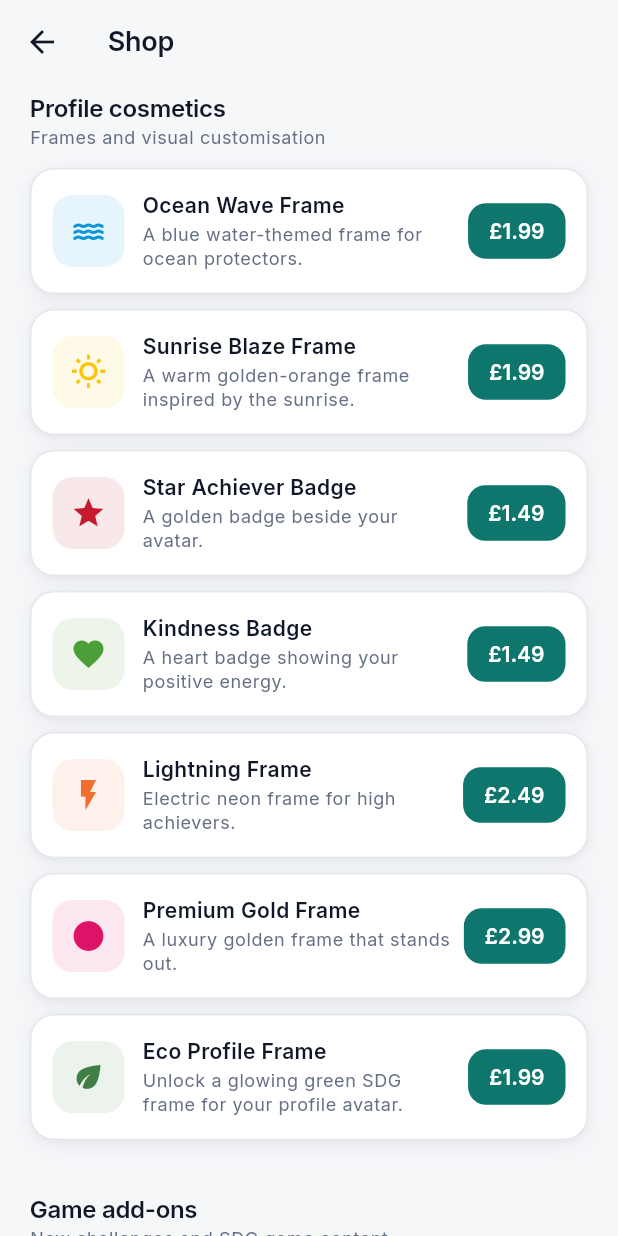
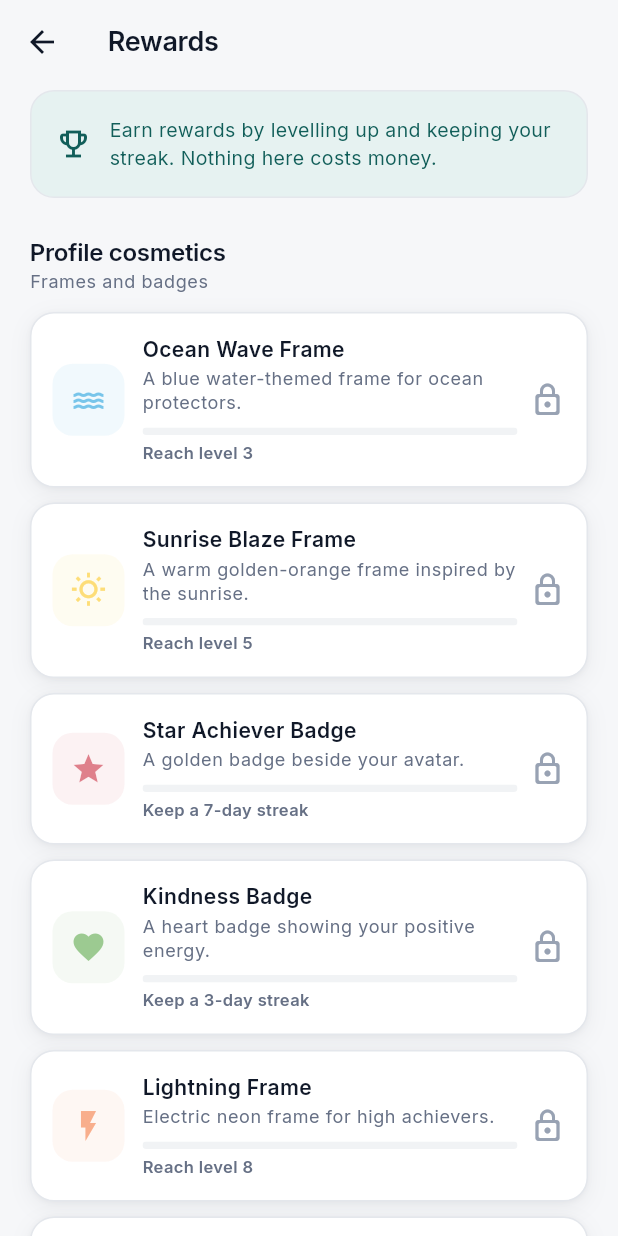
Before and after one commit to seore/SDG-App, a Flutter app: the ShopScreen screen opened by its route, on a phone screen of 412 x 824 dp. Run offline on Flutter 3.47's test engine with Material 3 defaults, Android fonts, the phone set to English and light mode, and no system bars; our stand-ins replace app_links, flutter_map, flutter_secure_storage, geolocator, google_fonts, image_picker and 3 more; accounts and stored records are empty.

Commit message:
Turn the shop into rewards earned through play
- Every item unlocks at a level or streak (no prices, no payments)
- Server enforces requirements (403 'locked' with a clear message)
- Rewards screen shows progress towards each item and an Unlock button
  when ready; 'Shop' renamed to 'Rewards' across the app

Co-Authored-By: Claude Opus 5.5 <noreply@anthropic.com>

```diff
--- a/goalquest/lib/data/shop_packs.dart
+++ b/goalquest/lib/data/shop_packs.dart
@@ -7,7 +7,9 @@ class ShopPacks {
   final String productId;
   final int sdgNumber;
   final IconData icon;
-  final int priceCents;
+
+  /// Rewards are earned through play: a level or a streak to reach.
+  final RewardUnlock unlock;
 
   const ShopPacks({
     required this.id,
@@ -16,8 +18,20 @@ class ShopPacks {
     required this.productId,
     required this.sdgNumber,
     required this.icon,
-    required this.priceCents,
+    required this.unlock,
   });
+}
+
+enum UnlockType { level, streak }
+
+class RewardUnlock {
+  final UnlockType type;
+  final int value;
+  const RewardUnlock.level(this.value) : type = UnlockType.level;
+  const RewardUnlock.streak(this.value) : type = UnlockType.streak;
+
+  String get label =>
+      type == UnlockType.level ? 'Reach level $value' : 'Keep a $value-day streak';
 }
 
 const List<ShopPacks> kShopPacks = [
@@ -28,7 +42,7 @@ const List<ShopPacks> kShopPacks = [
     productId: 'cosmetic_ocean_frame',
     sdgNumber: 14,
     icon: Icons.water,
-    priceCents: 199,
+    unlock: RewardUnlock.level(3),
   ),
   ShopPacks(
     id: 'cosmetic_sunrise_frame',
@@ -37,7 +51,7 @@ const List<ShopPacks> kShopPacks = [
     productId: 'cosmetic_sunrise_frame',
     sdgNumber: 7,
     icon: Icons.wb_sunny_outlined,
-    priceCents: 199,
+    unlock: RewardUnlock.level(5),
   ),
   ShopPacks(
     id: 'cosmetic_star_badge',
@@ -46,7 +60,7 @@ const List<ShopPacks> kShopPacks = [
     productId: 'cosmetic_star_badge',
     sdgNumber: 4,
     icon: Icons.star,
-    priceCents: 149,
+    unlock: RewardUnlock.streak(7),
   ),
   ShopPacks(
     id: 'cosmetic_heart_badge',
@@ -55,7 +69,7 @@ const List<ShopPacks> kShopPacks = [
     productId: 'cosmetic_heart_badge',
     sdgNumber: 3,
     icon: Icons.favorite,
-    priceCents: 149,
+    unlock: RewardUnlock.streak(3),
   ),
   ShopPacks(
     id: 'cosmetic_lightning_frame',
@@ -64,16 +78,16 @@ const List<ShopPacks> kShopPacks = [
     productId: 'cosmetic_lightning_frame',
     sdgNumber: 9,
     icon: Icons.flash_on,
-    priceCents: 249,
+    unlock: RewardUnlock.level(8),
   ),
   ShopPacks(
     id: 'cosmetic_gold_frame',
-    title: 'Premium Gold Frame',
+    title: 'Gold Frame',
     description: 'A luxury golden frame that stands out.',
     productId: 'cosmetic_gold_frame',
     sdgNumber: 10,
     icon: Icons.circle,
-    priceCents: 299,
+    unlock: RewardUnlock.level(12),
   ),
   ShopPacks(
     id: 'cosmetic_eco_frame',
@@ -82,7 +96,7 @@ const List<ShopPacks> kShopPacks = [
     productId: 'cosmetic_eco_frame', // match App Store IAP id later
     sdgNumber: 13,
     icon: Icons.eco,
-    priceCents: 199,
+    unlock: RewardUnlock.level(2),
   ),
   ShopPacks(
     id: 'dlc_trash_advanced',
@@ -91,7 +105,7 @@ const List<ShopPacks> kShopPacks = [
     productId: 'dlc_trash_advanced',
     sdgNumber: 12,
     icon: Icons.recycling,
-    priceCents: 299,
+    unlock: RewardUnlock.level(4),
   ),
   ShopPacks(
     id: 'dlc_water_city',
@@ -100,6 +114,6 @@ const List<ShopPacks> kShopPacks = [
     productId: 'dlc_water_city',
     sdgNumber: 6,
     icon: Icons.water_drop_outlined,
-    priceCents: 299,
+    unlock: RewardUnlock.level(6),
   ),
 ];
--- a/goalquest/lib/screens/home_screen.dart
+++ b/goalquest/lib/screens/home_screen.dart
@@ -451,8 +451,8 @@ class _ExploreGrid extends StatelessWidget {
         route: '/impactDashboard',
       ),
       _ExploreTileData(
-        title: 'Shop',
-        subtitle: 'Frames and packs',
+        title: 'Rewards',
+        subtitle: 'Unlock frames by playing',
         icon: Icons.storefront_rounded,
         color: Color(0xFF6D28D9),
         route: '/shop',
--- a/goalquest/lib/screens/mini_games_screen.dart
+++ b/goalquest/lib/screens/mini_games_screen.dart
@@ -67,7 +67,7 @@ const List<MiniGameConfig> _miniGames = [
   MiniGameConfig(
     id: 'trash_sort_advanced',
     title: 'Trash Sorter: Advanced Pack',
-    subtitle: 'More items & bins (premium).',
+    subtitle: 'More items & bins. Unlocks at level 4.',
     sdgNumber: 12,
     icon: Icons.recycling_outlined,
     available: true,
@@ -416,7 +416,7 @@ class _GameCard extends StatelessWidget {
                       if (game.isPremium) ...[
                         const SizedBox(width: 6),
                         const PillChip(
-                          label: 'Premium',
+                          label: 'Reward',
                           color: Color(0xFF6D28D9),
                           fontSize: 9,
                         ),
--- a/goalquest/lib/screens/profile_screen.dart
+++ b/goalquest/lib/screens/profile_screen.dart
@@ -266,7 +266,7 @@ class _ProfileScreenState extends State<ProfileScreen> {
                       const Divider(indent: 52),
                       _SettingsRow(
                         icon: Icons.storefront_rounded,
-                        label: 'Shop',
+                        label: 'Rewards',
                         onTap: () => Navigator.pushNamed(context, '/shop'),
                       ),
                       const Divider(indent: 52),
--- a/goalquest/lib/screens/shop_screen.dart
+++ b/goalquest/lib/screens/shop_screen.dart
@@ -3,12 +3,16 @@ import 'package:flutter/services.dart';
 
 import '../data/sdg_data.dart';
 import '../data/shop_packs.dart';
+import '../services/api_client.dart';
 import '../services/owned_pack_service.dart';
+import '../services/profile_service.dart';
 import '../theme/app_theme.dart';
 import '../widgets/app_card.dart';
 import '../widgets/app_scaffold.dart';
 import '../widgets/motion.dart';
+import '../widgets/progress_widgets.dart';
 
+/// Rewards earned through play – no money involved.
 class ShopScreen extends StatefulWidget {
   const ShopScreen({super.key});
 
@@ -16,27 +20,28 @@ class ShopScreen extends StatefulWidget {
   State<ShopScreen> createState() => _ShopScreenState();
 }
 
+/// How far the user is towards a reward (0–1) and whether it's ready.
+(double, bool) rewardProgress(RewardUnlock unlock, UserProfile? profile) {
+  if (profile == null) return (0, false);
+  final current = unlock.type == UnlockType.level
+      ? LevelInfo(profile.xp).level
+      : profile.streak;
+  return ((current / unlock.value).clamp(0.0, 1.0), current >= unlock.value);
+}
+
 class _ShopScreenState extends State<ShopScreen> {
   String? _busyPackId;
 
-  Future<void> _purchasePack(ShopPacks pack) async {
-    // TODO: replace with real IAP logic (in_app_purchase / RevenueCat).
-    // For now this simulates a successful purchase.
+  Future<void> _claim(ShopPacks pack) async {
     if (_busyPackId != null) return;
     final messenger = ScaffoldMessenger.of(context);
-
     setState(() => _busyPackId = pack.id);
     try {
-      await Future.delayed(const Duration(milliseconds: 900));
       await OwnedPackService.instance.addOwnedPack(pack.id);
       HapticFeedback.mediumImpact();
-      messenger.showSnackBar(
-        SnackBar(content: Text('Unlocked: ${pack.title}')),
-      );
-    } catch (e) {
-      messenger.showSnackBar(
-        SnackBar(content: Text('Purchase failed: $e')),
-      );
+      messenger.showSnackBar(SnackBar(content: Text('Unlocked: ${pack.title}')));
+    } on ApiException catch (e) {
+      messenger.showSnackBar(SnackBar(content: Text(e.message)));
     } finally {
       if (mounted) setState(() => _busyPackId = null);
     }
@@ -44,36 +49,48 @@ class _ShopScreenState extends State<ShopScreen> {
 
   @override
   Widget build(BuildContext context) {
-    final cosmetics =
-        kShopPacks.where((p) => p.id.startsWith('cosmetic_')).toList();
+    final cosmetics = kShopPacks.where((p) => p.id.startsWith('cosmetic_')).toList();
     final addOns = kShopPacks.where((p) => p.id.startsWith('dlc_')).toList();
 
     return AppScaffold(
-      title: 'Shop',
-      body: ValueListenableBuilder<Set<String>>(
+      title: 'Rewards',
+      body: ValueListenableBuilder<UserProfile?>(
+        valueListenable: ProfileService.instance.profileListenable,
+        builder: (context, profile, _) => ValueListenableBuilder<Set<String>>(
           valueListenable: OwnedPackService.instance.ownedPackIds,
           builder: (context, owned, _) {
-          Widget section(String title, String subtitle, List<ShopPacks> packs,
-              int delayStep) {
+            Widget section(String title, String subtitle, List<ShopPacks> packs, int step) {
               if (packs.isEmpty) return const SizedBox.shrink();
+              // Ready-to-claim first, then closest to unlocking.
+              final sorted = [...packs]..sort((a, b) {
+                  int rank(ShopPacks p) {
+                    final (_, ready) = rewardProgress(p.unlock, profile);
+                    if (owned.contains(p.id)) return 2;
+                    return ready ? 0 : 1;
+                  }
+
+                  final r = rank(a).compareTo(rank(b));
+                  if (r != 0) return r;
+                  return rewardProgress(b.unlock, profile).$1.compareTo(rewardProgress(a.unlock, profile).$1);
+                });
               return Column(
                 crossAxisAlignment: CrossAxisAlignment.stretch,
                 children: [
                   FadeSlideIn(
-                  delay: Duration(milliseconds: delayStep * 60),
+                    delay: Duration(milliseconds: step * 60),
                     child: SectionHeader(title: title, subtitle: subtitle),
                   ),
-                for (var i = 0; i < packs.length; i++)
+                  for (var i = 0; i < sorted.length; i++)
                     Padding(
                       padding: const EdgeInsets.only(bottom: AppSpacing.sm + 2),
                       child: FadeSlideIn(
-                      delay: Duration(milliseconds: (delayStep + 1 + i) * 50),
-                      child: _PackCard(
-                        pack: packs[i],
-                        owned: owned.contains(packs[i].id),
-                        busy: _busyPackId == packs[i].id,
-                        disabled: _busyPackId != null,
-                        onBuy: () => _purchasePack(packs[i]),
+                        delay: Duration(milliseconds: (step + 1 + i) * 50),
+                        child: _RewardCard(
+                          pack: sorted[i],
+                          profile: profile,
+                          owned: owned.contains(sorted[i].id),
+                          busy: _busyPackId == sorted[i].id,
+                          onClaim: () => _claim(sorted[i]),
                         ),
                       ),
                     ),
@@ -88,19 +105,26 @@ class _ShopScreenState extends State<ShopScreen> {
                   child: Column(
                     crossAxisAlignment: CrossAxisAlignment.stretch,
                     children: [
-                    section(
-                      'Profile cosmetics',
-                      'Frames and visual customisation',
-                      cosmetics,
-                      0,
+                      AppCard(
+                        color: AppColors.primarySoft,
+                        shadow: const [],
+                        child: Row(
+                          children: [
+                            Icon(Icons.emoji_events_outlined, color: AppColors.primaryDark),
+                            const SizedBox(width: AppSpacing.md),
+                            Expanded(
+                              child: Text(
+                                'Earn rewards by levelling up and keeping your streak. Nothing here costs money.',
+                                style: TextStyle(fontSize: 13, color: AppColors.primaryDark),
+                              ),
+                            ),
+                          ],
+                        ),
                       ),
                       const SizedBox(height: AppSpacing.xl),
-                    section(
-                      'Game add-ons',
-                      'New challenges and SDG game content',
-                      addOns,
-                      cosmetics.length + 1,
-                    ),
+                      section('Profile cosmetics', 'Frames and badges', cosmetics, 0),
+                      const SizedBox(height: AppSpacing.xl),
+                      section('Game add-ons', 'New challenges and SDG game content', addOns, cosmetics.length + 1),
                     ],
                   ),
                 ),
@@ -108,82 +132,97 @@ class _ShopScreenState extends State<ShopScreen> {
             );
           },
         ),
+      ),
     );
   }
 }
 
-class _PackCard extends StatelessWidget {
+class _RewardCard extends StatelessWidget {
   final ShopPacks pack;
+  final UserProfile? profile;
   final bool owned;
   final bool busy;
-  final bool disabled;
-  final VoidCallback onBuy;
+  final VoidCallback onClaim;
 
-  const _PackCard({
+  const _RewardCard({
     required this.pack,
+    required this.profile,
     required this.owned,
     required this.busy,
-    required this.disabled,
-    required this.onBuy,
+    required this.onClaim,
   });
 
   @override
   Widget build(BuildContext context) {
     final theme = Theme.of(context);
     final color = getSdgByNumber(pack.sdgNumber)?.color ?? AppColors.primary;
-    final price = '£${(pack.priceCents / 100).toStringAsFixed(2)}';
+    final (progress, ready) = rewardProgress(pack.unlock, profile);
 
     final Widget action;
     if (owned) {
       action = PillChip(
-        key: ValueKey('owned'),
-        label: 'Owned',
+        key: const ValueKey('owned'),
+        label: 'Unlocked',
         color: AppColors.success,
         icon: Icons.check_circle_rounded,
       );
     } else if (busy) {
       action = SizedBox(
-        key: ValueKey('busy'),
+        key: const ValueKey('busy'),
         width: 22,
         height: 22,
-        child: CircularProgressIndicator(
-          strokeWidth: 2,
-          color: AppColors.primary,
-        ),
+        child: CircularProgressIndicator(strokeWidth: 2, color: AppColors.primary),
       );
-    } else {
+    } else if (ready) {
       action = FilledButton(
-        key: const ValueKey('buy'),
+        key: const ValueKey('claim'),
         style: FilledButton.styleFrom(
           padding: const EdgeInsets.symmetric(horizontal: 14, vertical: 10),
           minimumSize: const Size(0, 36),
         ),
-        onPressed: disabled ? null : onBuy,
-        child: Text(price),
+        onPressed: onClaim,
+        child: const Text('Unlock'),
       );
+    } else {
+      action = Icon(Icons.lock_outline_rounded, key: const ValueKey('locked'), color: AppColors.textTertiary);
     }
 
     return AppCard(
       padding: const EdgeInsets.all(14),
       child: Row(
         children: [
-          IconTile(icon: pack.icon, color: color, size: 48),
+          Opacity(
+            opacity: owned || ready ? 1 : 0.55,
+            child: IconTile(icon: pack.icon, color: color, size: 48),
+          ),
           const SizedBox(width: AppSpacing.md),
           Expanded(
             child: Column(
               crossAxisAlignment: CrossAxisAlignment.start,
               children: [
-                Text(
-                  pack.title,
-                  style: theme.textTheme.bodyMedium
-                      ?.copyWith(fontWeight: FontWeight.w600),
-                ),
+                Text(pack.title, style: theme.textTheme.bodyMedium?.copyWith(fontWeight: FontWeight.w600)),
                 const SizedBox(height: 2),
                 Text(
                   pack.description,
-                  style: theme.textTheme.bodySmall
-                      ?.copyWith(color: AppColors.textSecondary),
+                  style: theme.textTheme.bodySmall?.copyWith(color: AppColors.textSecondary),
                 ),
+                if (!owned) ...[
+                  const SizedBox(height: AppSpacing.sm),
+                  SpringProgressBar(
+                    value: progress,
+                    height: 5,
+                    color: ready ? AppColors.success : AppColors.primary,
+                  ),
+                  const SizedBox(height: 4),
+                  Text(
+                    ready ? 'Ready to unlock!' : pack.unlock.label,
+                    style: TextStyle(
+                      fontSize: 11,
+                      fontWeight: FontWeight.w600,
+                      color: ready ? AppColors.success : AppColors.textSecondary,
+                    ),
+                  ),
+                ],
               ],
             ),
           ),
```
Also changed, not shown: 4 other files. Lines whose indentation alone changed are shown as unchanged.
